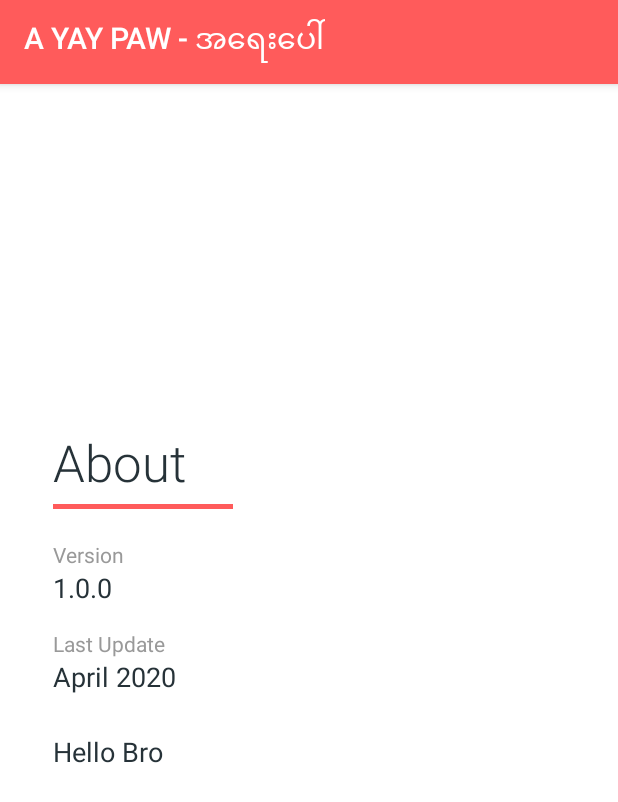
After one commit to waihanko/AYAYPAW, an Android app: the AboutActivity screen opened directly, with no data from a screen before it, on a phone screen of 412 x 824 dp. The commit adds this screen. Shown: the top 802 px of the screen. Run offline under Robolectric (Android 15) with nearby library versions, the phone set to English and light mode, and no system bars.

Commit message:
- About Page

```diff
--- a/app/src/main/AndroidManifest.xml
+++ b/app/src/main/AndroidManifest.xml
@@ -3,7 +3,8 @@
     package="com.contactList.ayaypaw">
 
     <uses-permission android:name="android.permission.CALL_PHONE" />
-    <uses-permission android:name="android.permission.INTERNET"/>
+    <uses-permission android:name="android.permission.INTERNET" />
+
     <application
         android:allowBackup="true"
         android:icon="@mipmap/ic_launcher"
@@ -11,6 +12,7 @@
         android:roundIcon="@mipmap/ic_launcher_round"
         android:supportsRtl="true"
         android:theme="@style/AppTheme">
+        <activity android:name=".AboutActivity"/>
         <activity android:name=".MainActivity">
             <intent-filter>
                 <action android:name="android.intent.action.MAIN" />
--- /dev/null
+++ b/app/src/main/java/com/contactList/ayaypaw/AboutActivity.java
@@ -0,0 +1,18 @@
+package com.contactList.ayaypaw;
+
+import androidx.annotation.NonNull;
+import androidx.appcompat.app.AppCompatActivity;
+
+import android.content.Intent;
+import android.os.Bundle;
+import android.view.Menu;
+import android.view.MenuItem;
+
+public class AboutActivity extends AppCompatActivity {
+    @Override
+    protected void onCreate(Bundle savedInstanceState) {
+        super.onCreate(savedInstanceState);
+        setContentView(R.layout.activity_about);
+    }
+
+}
--- a/app/src/main/res/drawable/ic_call_24dp.xml
+++ b/app/src/main/res/drawable/ic_call_24dp.xml
@@ -4,6 +4,6 @@
         android:viewportWidth="24.0"
         android:viewportHeight="24.0">
     <path
-        android:fillColor="#FF000000"
+        android:fillColor="#FFFFFF"
         android:pathData="M6.62,10.79c1.44,2.83 3.76,5.14 6.59,6.59l2.2,-2.2c0.27,-0.27 0.67,-0.36 1.02,-0.24 1.12,0.37 2.33,0.57 3.57,0.57 0.55,0 1,0.45 1,1V20c0,0.55 -0.45,1 -1,1 -9.39,0 -17,-7.61 -17,-17 0,-0.55 0.45,-1 1,-1h3.5c0.55,0 1,0.45 1,1 0,1.25 0.2,2.45 0.57,3.57 0.11,0.35 0.03,0.74 -0.25,1.02l-2.2,2.2z"/>
 </vector>
--- /dev/null
+++ b/app/src/main/res/layout/activity_about.xml
@@ -0,0 +1,107 @@
+<?xml version="1.0" encoding="utf-8"?>
+<LinearLayout xmlns:android="http://schemas.android.com/apk/res/android"
+    xmlns:app="http://schemas.android.com/apk/res-auto"
+    android:layout_width="match_parent"
+    android:layout_height="match_parent"
+    android:background="@android:color/white"
+    android:fitsSystemWindows="true"
+    android:orientation="vertical">
+
+    <RelativeLayout
+        android:layout_width="match_parent"
+        android:layout_height="match_parent">
+
+        <LinearLayout
+            android:layout_width="match_parent"
+            android:layout_height="wrap_content"
+            android:layout_centerInParent="true"
+            android:layout_margin="@dimen/spacing_xlarge"
+            android:paddingBottom="?attr/actionBarSize"
+            android:orientation="vertical">
+
+            <TextView
+                android:layout_width="wrap_content"
+                android:layout_height="wrap_content"
+                android:text="@string/about"
+                android:textAppearance="@style/TextAppearance.AppCompat.Display1"
+                android:textColor="@color/grey_90"
+                app:fontFamily="sans-serif-light" />
+
+            <View
+                android:layout_width="120dp"
+                android:layout_height="3dp"
+                android:layout_marginBottom="@dimen/spacing_medium"
+                android:layout_marginTop="@dimen/spacing_medium"
+                android:background="@color/colorPrimary" />
+
+            <View
+                android:layout_width="0dp"
+                android:layout_height="@dimen/spacing_large" />
+
+            <LinearLayout
+                android:layout_width="match_parent"
+                android:layout_height="wrap_content"
+                android:orientation="vertical">
+
+                <TextView
+                    android:layout_width="wrap_content"
+                    android:layout_height="wrap_content"
+                    android:text="Version"
+                    android:textAppearance="@style/TextAppearance.AppCompat.Body1"
+                    android:textColor="@color/grey_40" />
+
+                <TextView
+                    android:layout_width="wrap_content"
+                    android:layout_height="wrap_content"
+                    android:text="1.0.0"
+                    android:textAppearance="@style/TextAppearance.AppCompat.Medium"
+                    android:textColor="@color/grey_90" />
+
+            </LinearLayout>
+
+            <View
+                android:layout_width="0dp"
+                android:layout_height="@dimen/spacing_large" />
+
+            <LinearLayout
+                android:layout_width="match_parent"
+                android:layout_height="wrap_content"
+                android:orientation="vertical">
+
+                <TextView
+                    android:layout_width="wrap_content"
+                    android:layout_height="wrap_content"
+                    android:text="Last Update"
+                    android:textAppearance="@style/TextAppearance.AppCompat.Body1"
+                    android:textColor="@color/grey_40" />
+
+                <TextView
+                    android:layout_width="wrap_content"
+                    android:layout_height="wrap_content"
+                    android:text="@string/release_date"
+                    android:textAppearance="@style/TextAppearance.AppCompat.Medium"
+                    android:textColor="@color/grey_90" />
+
+            </LinearLayout>
+
+            <View
+                android:layout_width="0dp"
+                android:layout_height="@dimen/spacing_mxlarge" />
+
+            <TextView
+                android:layout_width="wrap_content"
+                android:layout_height="wrap_content"
+                android:text="@string/str_Content"
+                android:textAppearance="@style/TextAppearance.AppCompat.Medium"
+                android:textColor="@color/grey_90" />
+
+            <View
+                android:layout_width="0dp"
+                android:layout_height="@dimen/spacing_mxlarge" />
+
+
+        </LinearLayout>
+
+    </RelativeLayout>
+
+</LinearLayout>
--- a/app/src/main/res/values/strings.xml
+++ b/app/src/main/res/values/strings.xml
@@ -2,4 +2,7 @@
     <string name="app_name">A YAY PAW - အရေးပေါ်</string>
     <string name="phone_No1">Phone-1</string>
     <string name="phone_No2">Phone-2</string>
+    <string name="str_Content">Hello Bro</string>
+    <string name="about">About</string>
+    <string name="release_date">April 2020</string>
 </resources>
```
Also changed, not shown: app/src/main/java/com/contactList/ayaypaw/MainActivity.java (+22 -0 lines), app/src/main/res/drawable/ic_about_24dp.xml (added, +9 -0 lines), app/src/main/res/drawable/ic_filter_list_24dp.xml (added, +9 -0 lines), app/src/main/res/menu/option_menu.xml (added, +15 -0 lines).
